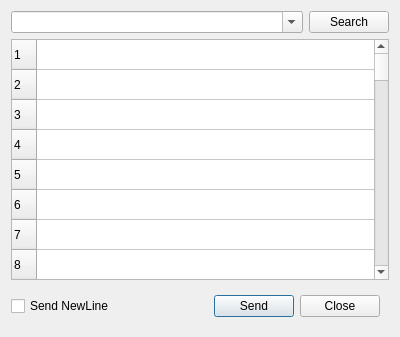
Old version of the form ComBombGui/fileclipboarddialog.ui in the repository cdesjardins/ComBomb.
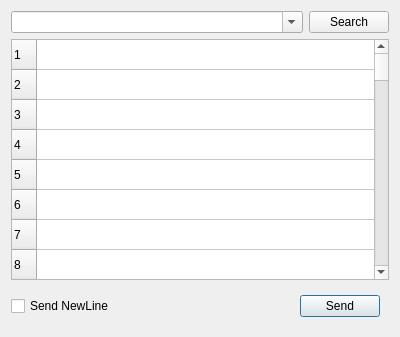
New version of the form. Custom widgets are drawn as their Qt base class.

```diff
--- a/ComBombGui/fileclipboarddialog.ui
+++ b/ComBombGui/fileclipboarddialog.ui
@@ -30,16 +30,6 @@
         </property>
        </widget>
       </item>
-      <item alignment="Qt::AlignRight">
-       <widget class="QDialogButtonBox" name="buttonBox">
-        <property name="orientation">
-         <enum>Qt::Horizontal</enum>
-        </property>
-        <property name="standardButtons">
-         <set>QDialogButtonBox::Close</set>
-        </property>
-       </widget>
-      </item>
      </layout>
     </widget>
    </item>
```
Left out of the diff: 35 changed lines with no effect on the pictures.
